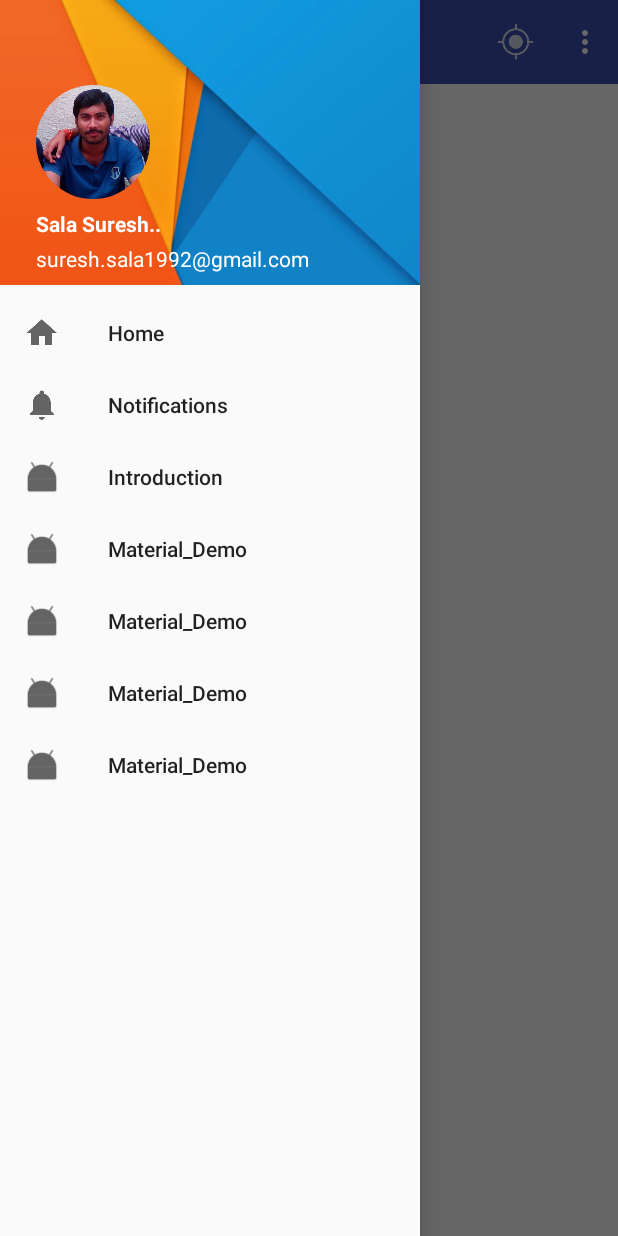
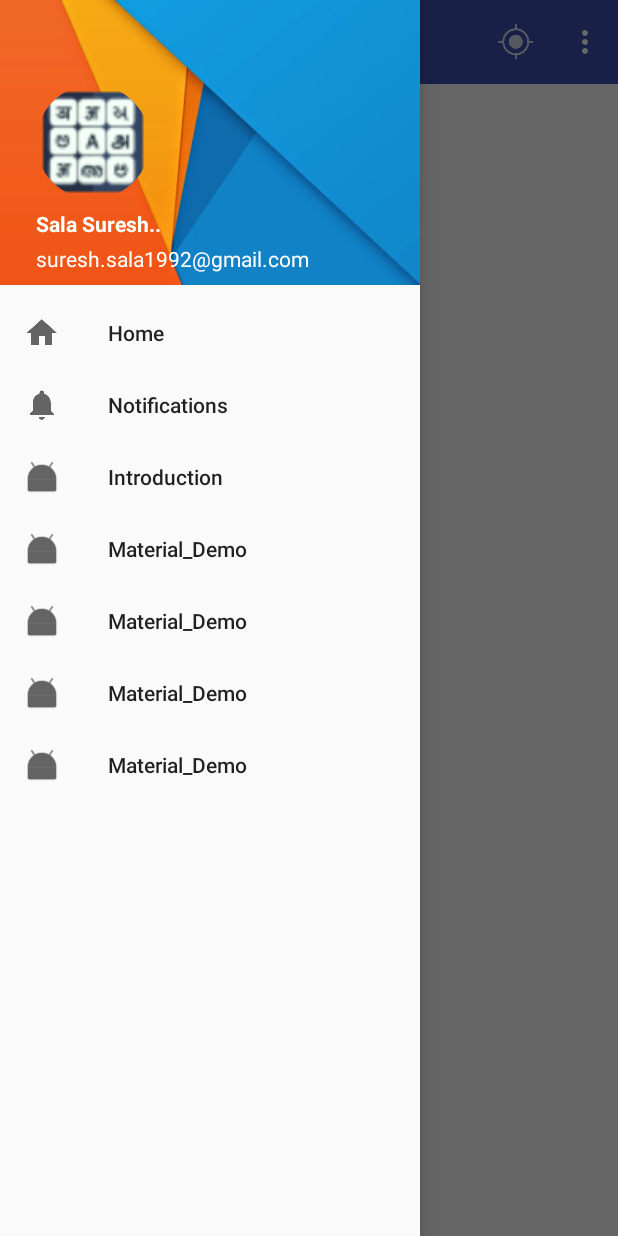
Before and after one commit to SalaSuresh/Material_Demo, an Android app: the screen it shows after launch (MainActivity), with the side drawer open, on a phone screen of 412 x 824 dp. Run offline under Robolectric (Android 15) with nearby library versions, the light colour scheme and no system bars; our stand-ins replace CircleImageView.

Commit message:
Changing the Text and Image from NavigationView Header dynamically..

```diff
--- a/app/src/main/java/com/syntax/material_demo/MainActivity.java
+++ b/app/src/main/java/com/syntax/material_demo/MainActivity.java
@@ -13,6 +13,7 @@ import android.view.Menu;
 import android.view.MenuInflater;
 import android.view.MenuItem;
 import android.view.View;
+import android.widget.ImageView;
 import android.widget.TextView;
 import android.widget.Toast;
 
@@ -120,6 +121,9 @@ public class MainActivity extends AppCompatActivity {
         textView_UserName = (TextView) headerView.findViewById(R.id.username);
         textView_UserName.setText("Sala Suresh..");
 
+        ImageView imageView_ProfilePic = (ImageView) headerView.findViewById(R.id.profile_image);
+        imageView_ProfilePic.setImageDrawable(getResources().getDrawable(R.drawable.icon));
+
         // Initializing Drawer Layout and ActionBarToggle
         drawerLayout = (DrawerLayout) findViewById(R.id.nav_drawer);
         ActionBarDrawerToggle actionBarDrawerToggle = new ActionBarDrawerToggle(this,drawerLayout,toolbar,R.string.app_name, R.string.app_name){
--- a/app/src/main/res/layout/drawer_header.xml
+++ b/app/src/main/res/layout/drawer_header.xml
@@ -12,7 +12,8 @@
         android:layout_width="76dp"
         android:layout_height="76dp"
         android:src="@drawable/profile_picture"
-        app:border_color="#FF000000"
+        app:border_color="#FFFFFF"
+        app:border_width="2dp"
         android:layout_marginLeft="24dp"
         android:layout_centerVertical="true"
         android:layout_alignParentLeft="true"
```
